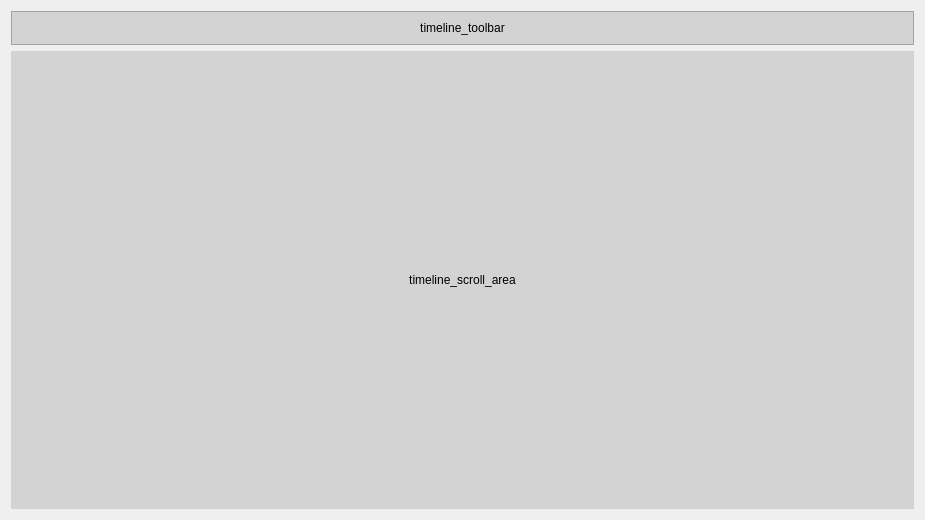
The window that code/src/main/python/view/timeline/timelineview/timeline_view.ui (felixdittrich92/mission-uncuttable) describes before a commit, drawn with Qt 5.
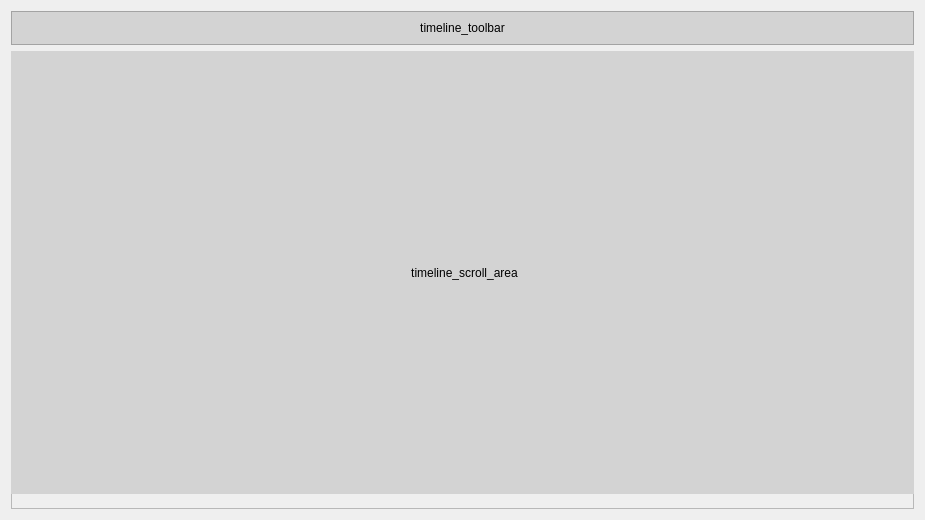
The same window after the commit.

Commit message: #136 Set new parent widget for timeline_scroll_area

Diff of the .ui file:
```diff
--- a/code/src/main/python/view/timeline/timelineview/timeline_view.ui
+++ b/code/src/main/python/view/timeline/timelineview/timeline_view.ui
@@ -52,13 +52,40 @@
     </widget>
    </item>
    <item>
+    <widget class="QFrame" name="frame">
+     <property name="sizePolicy">
+      <sizepolicy hsizetype="Preferred" vsizetype="MinimumExpanding">
+       <horstretch>0</horstretch>
+       <verstretch>0</verstretch>
+      </sizepolicy>
+     </property>
+     <property name="frameShape">
+      <enum>QFrame::StyledPanel</enum>
+     </property>
+     <property name="frameShadow">
+      <enum>QFrame::Raised</enum>
+     </property>
     <widget class="QWidget" name="timeline_scroll_area" native="true">
+      <property name="geometry">
+       <rect>
+        <x>0</x>
+        <y>0</y>
+        <width>907</width>
+        <height>443</height>
+       </rect>
+      </property>
      <property name="sizePolicy">
       <sizepolicy hsizetype="Expanding" vsizetype="Expanding">
        <horstretch>0</horstretch>
        <verstretch>0</verstretch>
       </sizepolicy>
      </property>
+      <property name="maximumSize">
+       <size>
+        <width>907</width>
+        <height>16777215</height>
+       </size>
+      </property>
      <property name="styleSheet">
       <string notr="true">background-color: lightgray</string>
      </property>
@@ -74,6 +101,7 @@
        </widget>
       </item>
      </layout>
+     </widget>
     </widget>
    </item>
   </layout>
```
Lines whose indentation alone changed are shown as unchanged.
